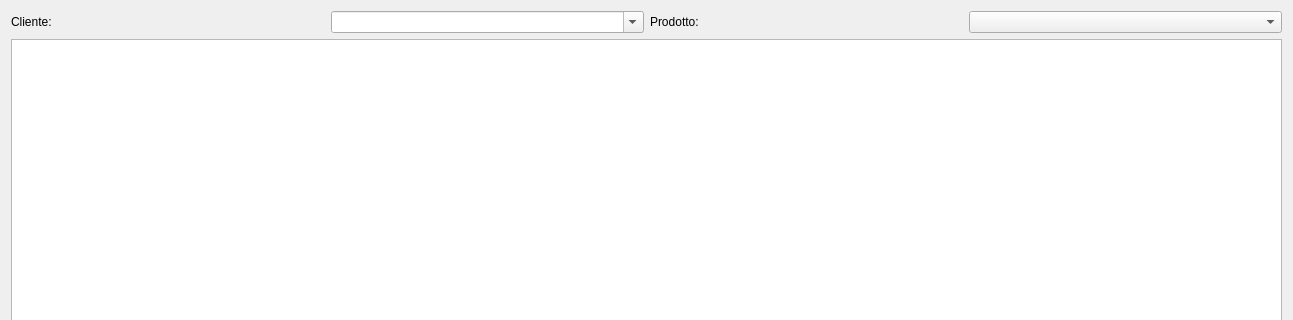
fblabs/hamlet-mod-sancon, file hschede.ui: the form before one commit; both pictures show x 0 to 1293 and y 0 to 320 of the 1293 by 735 pixel window.
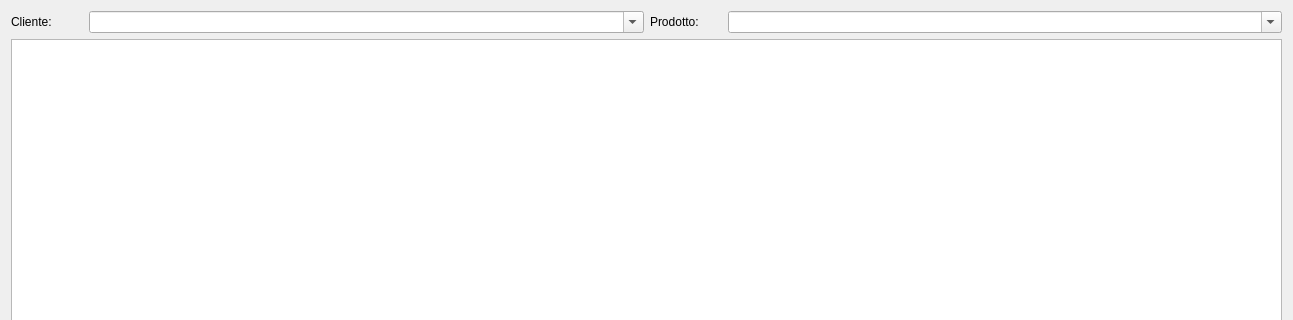
The form after the commit.

```diff
--- a/hschede.ui
+++ b/hschede.ui
@@ -22,6 +22,12 @@
         <layout class="QHBoxLayout" name="horizontalLayout">
          <item>
           <widget class="QLabel" name="label">
+           <property name="maximumSize">
+            <size>
+             <width>72</width>
+             <height>16777215</height>
+            </size>
+           </property>
            <property name="text">
             <string>Cliente:</string>
            </property>
@@ -43,6 +49,12 @@
         <layout class="QHBoxLayout" name="horizontalLayout_2">
          <item>
           <widget class="QLabel" name="label_2">
+           <property name="maximumSize">
+            <size>
+             <width>72</width>
+             <height>16777215</height>
+            </size>
+           </property>
            <property name="text">
             <string>Prodotto:</string>
            </property>
@@ -50,6 +62,9 @@
          </item>
          <item>
           <widget class="QComboBox" name="cbProdotti">
+           <property name="editable">
+            <bool>true</bool>
+           </property>
            <property name="insertPolicy">
             <enum>QComboBox::NoInsert</enum>
            </property>
```
Left out of the diff: 2 changed lines with no effect on the pictures.
